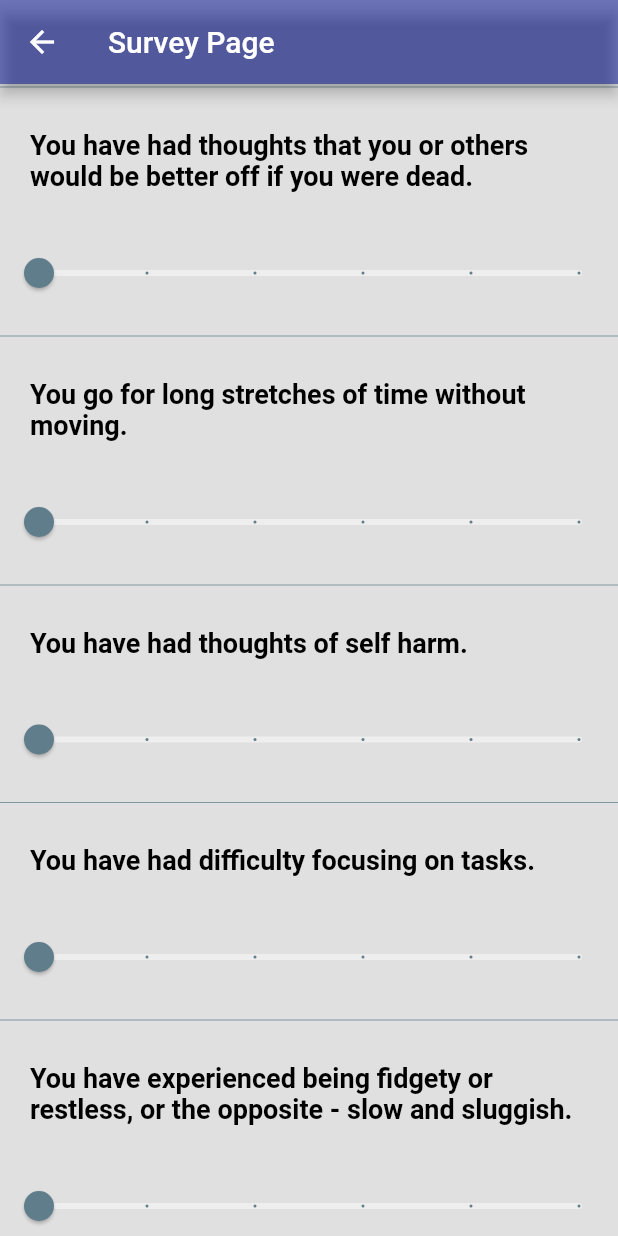
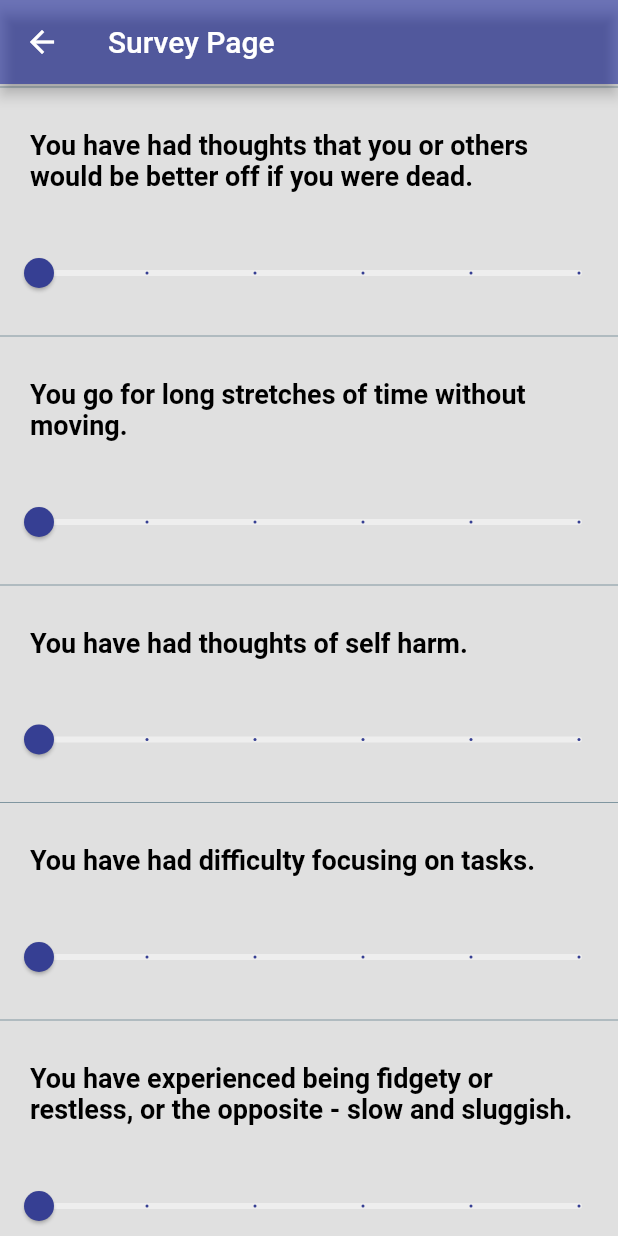
Before and after one commit to davidchoi1/Flutter-Front-End, a Flutter app: the SurveyPage screen opened directly with empty values, scrolled down 2304 dp, on a phone screen of 412 x 824 dp. Run offline on Flutter 3.47's test engine with Material 2 defaults, Android fonts, the phone set to English and light mode, and no system bars; our stand-ins replace firebase_auth, firebase_core, fl_chart, flutter_local_notifications, google_sign_in, permission_handler; missing offline and left inert: health; accounts and stored records are empty; network calls fail.

Commit message:
Slider color changes

```diff
--- a/lib/pages/surveypage.dart
+++ b/lib/pages/surveypage.dart
@@ -151,7 +151,7 @@ Future<void> sendDataToBackend(SurveyData surveyData, String? userEmail) async {
               divisions: MAX_DIVISIONS,
               label: sliderLabels[currentSliderValues[0].toInt()],
               inactiveColor: Colors.grey[200],
-              activeColor: Colors.blueGrey,
+              activeColor: Color(0xFf363f93),
               onChanged: (double value) {
                 setState(() {
                   currentSliderValues[0] = value;
@@ -186,7 +186,7 @@ Future<void> sendDataToBackend(SurveyData surveyData, String? userEmail) async {
               divisions: MAX_DIVISIONS,
               label: sliderLabels[currentSliderValues[1].toInt()],
               inactiveColor: Colors.grey[200],
-              activeColor: Colors.blueGrey,
+              activeColor: Color(0xFf363f93),
               onChanged: (double value) {
                 setState(() {
                   currentSliderValues[1] = value;
@@ -221,7 +221,7 @@ Future<void> sendDataToBackend(SurveyData surveyData, String? userEmail) async {
               divisions: MAX_DIVISIONS,
               label: sliderLabels[currentSliderValues[2].toInt()],
               inactiveColor: Colors.grey[200],
-              activeColor: Colors.blueGrey,
+              activeColor: Color(0xFf363f93),
               onChanged: (double value) {
                 setState(() {
                   currentSliderValues[2] = value;
@@ -257,7 +257,7 @@ Future<void> sendDataToBackend(SurveyData surveyData, String? userEmail) async {
               divisions: MAX_DIVISIONS,
               label: sliderLabels[currentSliderValues[3].toInt()],
               inactiveColor: Colors.grey[200],
-              activeColor: Colors.blueGrey,
+              activeColor: Color(0xFf363f93),
               onChanged: (double value) {
                 setState(() {
                   currentSliderValues[3] = value;
@@ -293,7 +293,7 @@ Future<void> sendDataToBackend(SurveyData surveyData, String? userEmail) async {
               divisions: MAX_DIVISIONS,
               label: sliderLabels[currentSliderValues[4].toInt()],
               inactiveColor: Colors.grey[200],
-              activeColor: Colors.blueGrey,
+              activeColor: Color(0xFf363f93),
               onChanged: (double value) {
                 setState(() {
                   currentSliderValues[4] = value;
@@ -334,7 +334,7 @@ Future<void> sendDataToBackend(SurveyData surveyData, String? userEmail) async {
               divisions: MAX_DIVISIONS,
               label: sliderLabels[currentSliderValues[5].toInt()],
               inactiveColor: Colors.grey[200],
-              activeColor: Colors.blueGrey,
+              activeColor: Color(0xFf363f93),
               onChanged: (double value) {
                 setState(() {
                   currentSliderValues[5] = value;
@@ -370,7 +370,7 @@ Future<void> sendDataToBackend(SurveyData surveyData, String? userEmail) async {
               divisions: MAX_DIVISIONS,
               label: sliderLabels[currentSliderValues[6].toInt()],
               inactiveColor: Colors.grey[200],
-              activeColor: Colors.blueGrey,
+              activeColor: Color(0xFf363f93),
               onChanged: (double value) {
                 setState(() {
                   currentSliderValues[6] = value;
@@ -406,7 +406,7 @@ Future<void> sendDataToBackend(SurveyData surveyData, String? userEmail) async {
               divisions: MAX_DIVISIONS,
               label: sliderLabels[currentSliderValues[7].toInt()],
               inactiveColor: Colors.grey[200],
-              activeColor: Colors.blueGrey,
+              activeColor: Color(0xFf363f93),
               onChanged: (double value) {
                 setState(() {
                   currentSliderValues[7] = value;
@@ -442,7 +442,7 @@ Future<void> sendDataToBackend(SurveyData surveyData, String? userEmail) async {
               divisions: MAX_DIVISIONS,
               label: sliderLabels[currentSliderValues[8].toInt()],
               inactiveColor: Colors.grey[200],
-              activeColor: Colors.blueGrey,
+              activeColor: Color(0xFf363f93),
               onChanged: (double value) {
                 setState(() {
                   currentSliderValues[8] = value;
@@ -478,7 +478,7 @@ Future<void> sendDataToBackend(SurveyData surveyData, String? userEmail) async {
               divisions: MAX_DIVISIONS,
               label: sliderLabels[currentSliderValues[9].toInt()],
               inactiveColor: Colors.grey[200],
-              activeColor: Colors.blueGrey,
+              activeColor: Color(0xFf363f93),
               onChanged: (double value) {
                 setState(() {
                   currentSliderValues[9] = value;
@@ -514,7 +514,7 @@ Future<void> sendDataToBackend(SurveyData surveyData, String? userEmail) async {
               divisions: MAX_DIVISIONS,
               label: sliderLabels[currentSliderValues[10].toInt()],
               inactiveColor: Colors.grey[200],
-              activeColor: Colors.blueGrey,
+              activeColor: Color(0xFf363f93),
               onChanged: (double value) {
                 setState(() {
                   currentSliderValues[10] = value;
@@ -550,7 +550,7 @@ Future<void> sendDataToBackend(SurveyData surveyData, String? userEmail) async {
               divisions: MAX_DIVISIONS,
               label: sliderLabels[currentSliderValues[11].toInt()],
               inactiveColor: Colors.grey[200],
-              activeColor: Colors.blueGrey,
+              activeColor: Color(0xFf363f93),
               onChanged: (double value) {
                 setState(() {
                   currentSliderValues[11] = value;
@@ -586,7 +586,7 @@ Future<void> sendDataToBackend(SurveyData surveyData, String? userEmail) async {
               divisions: MAX_DIVISIONS,
               label: sliderLabels[currentSliderValues[12].toInt()],
               inactiveColor: Colors.grey[200],
-              activeColor: Colors.blueGrey,
+              activeColor: Color(0xFf363f93),
               onChanged: (double value) {
                 setState(() {
                   currentSliderValues[12] = value;
@@ -622,7 +622,7 @@ Future<void> sendDataToBackend(SurveyData surveyData, String? userEmail) async {
               divisions: MAX_DIVISIONS,
               label: sliderLabels[currentSliderValues[13].toInt()],
               inactiveColor: Colors.grey[200],
-              activeColor: Colors.blueGrey,
+              activeColor: Color(0xFf363f93),
               onChanged: (double value) {
                 setState(() {
                   currentSliderValues[13] = value;
@@ -658,7 +658,7 @@ Future<void> sendDataToBackend(SurveyData surveyData, String? userEmail) async {
               divisions: MAX_DIVISIONS,
               label: sliderLabels[currentSliderValues[14].toInt()],
               inactiveColor: Colors.grey[200],
-              activeColor: Colors.blueGrey,
+              activeColor: Color(0xFf363f93),
               onChanged: (double value) {
                 setState(() {
                   currentSliderValues[14] = value;
@@ -693,7 +693,7 @@ Future<void> sendDataToBackend(SurveyData surveyData, String? userEmail) async {
               divisions: MAX_DIVISIONS,
               label: sliderLabels[currentSliderValues[15].toInt()],
               inactiveColor: Colors.grey[200],
-              activeColor: Colors.blueGrey,
+              activeColor: Color(0xFf363f93),
               onChanged: (double value) {
                 setState(() {
                   currentSliderValues[15] = value;
@@ -728,7 +728,7 @@ Future<void> sendDataToBackend(SurveyData surveyData, String? userEmail) async {
               divisions: MAX_DIVISIONS,
               label: sliderLabels[currentSliderValues[16].toInt()],
               inactiveColor: Colors.grey[200],
-              activeColor: Colors.blueGrey,
+              activeColor: Color(0xFf363f93),
               onChanged: (double value) {
                 setState(() {
                   currentSliderValues[16] = value;
@@ -764,7 +764,7 @@ Future<void> sendDataToBackend(SurveyData surveyData, String? userEmail) async {
               divisions: MAX_DIVISIONS,
               label: sliderLabels[currentSliderValues[17].toInt()],
               inactiveColor: Colors.grey[200],
-              activeColor: Colors.blueGrey,
+              activeColor: Color(0xFf363f93),
               onChanged: (double value) {
                 setState(() {
                   currentSliderValues[17] = value;
```
Also changed, not shown: 2 other files.
